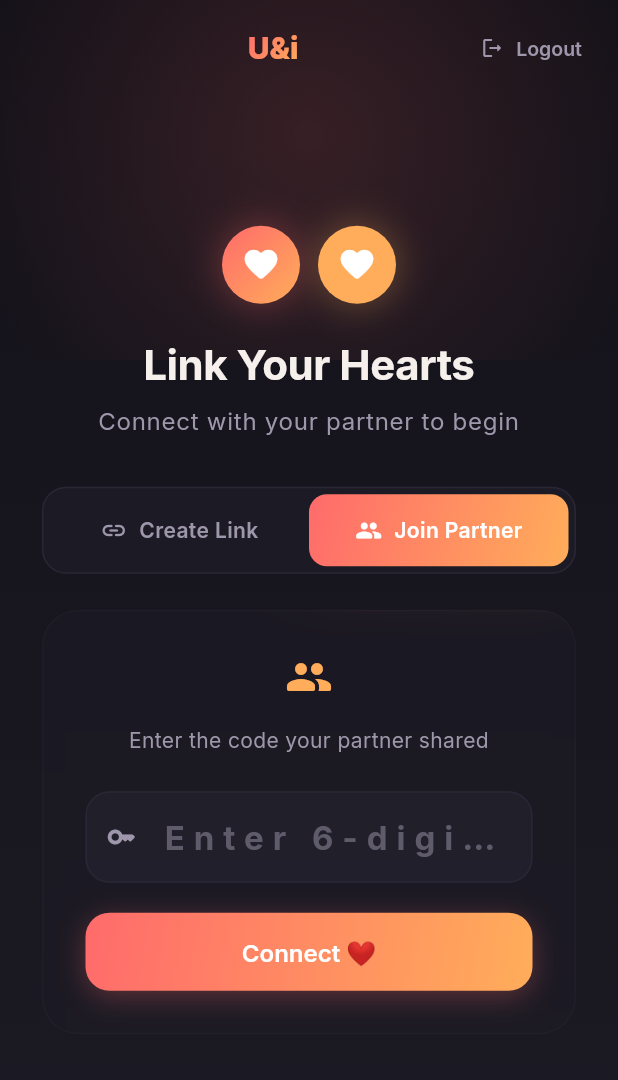
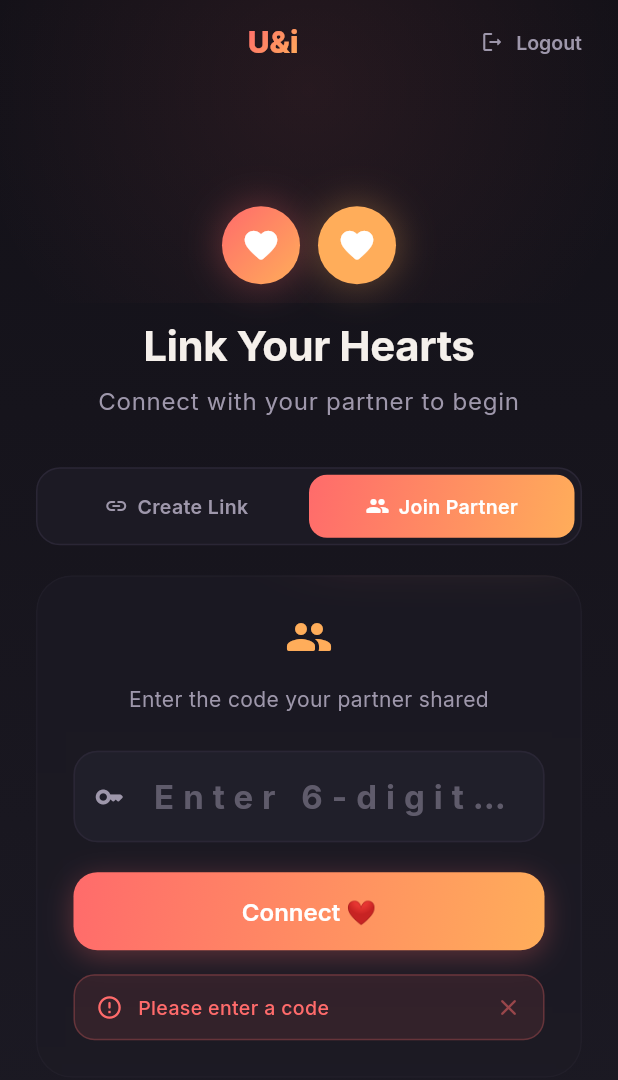
Before and after one commit to ARYAN007H/UnI, a Flutter app: the screen it shows once a user with an empty profile is signed in, after a tap on "Join Partner", after a tap on "Connect ❤️", on a phone screen of 412 x 824 dp. Shown: the top 1080 px of the screen. Run offline on Flutter 3.47's test engine with Material 3 defaults, Android fonts, the light colour scheme and no system bars; drawn by our look-alikes of flutter_animate; our stand-ins replace flutter_dotenv, google_fonts, supabase_flutter, timeago; accounts and stored records are empty; network calls fail.

Commit message:
feat: add pulse animation, improve error handling, and refine UI responsiveness in pair screen alongside RLS fixes.

```diff
--- a/lib/screens/auth/pair_screen.dart
+++ b/lib/screens/auth/pair_screen.dart
@@ -14,26 +14,42 @@ class PairScreen extends StatefulWidget {
   State<PairScreen> createState() => _PairScreenState();
 }
 
-class _PairScreenState extends State<PairScreen> {
+class _PairScreenState extends State<PairScreen>
+    with SingleTickerProviderStateMixin {
   final _codeController = TextEditingController();
   bool _isCreator = true;
   bool _loading = false;
   String? _inviteCode;
   String? _error;
 
+  late final AnimationController _pulseController;
+
+  @override
+  void initState() {
+    super.initState();
+    _pulseController = AnimationController(
+      vsync: this,
+      duration: const Duration(seconds: 3),
+    )..repeat(reverse: true);
+  }
+
   @override
   void dispose() {
     _codeController.dispose();
+    _pulseController.dispose();
     super.dispose();
   }
 
   Future<void> _createCouple() async {
-    setState(() { _loading = true; _error = null; });
+    setState(() {
+      _loading = true;
+      _error = null;
+    });
     try {
       final code = await widget.authService.createCouple();
       setState(() => _inviteCode = code);
     } catch (e) {
-      setState(() => _error = e.toString());
+      setState(() => _error = _formatError(e));
     } finally {
       setState(() => _loading = false);
     }
@@ -41,35 +57,76 @@ class _PairScreenState extends State<PairScreen> {
 
   Future<void> _joinCouple() async {
     final code = _codeController.text.trim();
-    if (code.isEmpty) return;
-    setState(() { _loading = true; _error = null; });
+    if (code.isEmpty) {
+      setState(() => _error = 'Please enter a code');
+      return;
+    }
+    if (code.length < 6) {
+      setState(() => _error = 'Code must be 6 characters');
+      return;
+    }
+    setState(() {
+      _loading = true;
+      _error = null;
+    });
     try {
       final success = await widget.authService.joinCouple(code);
       if (!success && mounted) {
-        setState(() => _error = 'Invalid or expired invite code');
+        setState(() => _error = 'No matching code found. Ask your partner to generate a new one.');
       }
     } catch (e) {
-      setState(() => _error = e.toString());
+      if (mounted) setState(() => _error = _formatError(e));
     } finally {
       if (mounted) setState(() => _loading = false);
     }
   }
 
+  String _formatError(dynamic e) {
+    String msg = e.toString();
+    // Clean up Supabase error messages
+    msg = msg
+        .replaceAll('Exception: ', '')
+        .replaceAll('PostgrestException(', '')
+        .replaceAll(RegExp(r',\s*statusCode:.*\)$'), '');
+    if (msg.contains('duplicate key') || msg.contains('already exists')) {
+      return 'You already have an active connection. Try signing out and back in.';
+    }
+    if (msg.contains('RLS') || msg.contains('policy')) {
+      return 'Connection error. Please try again.';
+    }
+    return msg.length > 120 ? '${msg.substring(0, 120)}...' : msg;
+  }
+
   @override
   Widget build(BuildContext context) {
+    final screenHeight = MediaQuery.of(context).size.height;
+    final isSmallScreen = screenHeight < 700;
+
     return Scaffold(
       body: Container(
         decoration: const BoxDecoration(gradient: AppTheme.surfaceGradient),
         child: Stack(
           children: [
-            // Warm glow at top
+            // Animated warm glow at top
             Positioned(
-              top: -60,
-              left: 0,
-              right: 0,
+              top: -80,
+              left: -40,
+              right: -40,
+              child: AnimatedBuilder(
+                animation: _pulseController,
+                builder: (context, child) {
+                  return Transform.scale(
+                    scale: 1.0 + (_pulseController.value * 0.1),
+                    child: Opacity(
+                      opacity: 0.5 + (_pulseController.value * 0.3),
+                      child: child,
+                    ),
+                  );
+                },
                 child: Container(
-                height: 300,
+                  height: 280,
                   decoration: BoxDecoration(gradient: AppTheme.warmRadialGlow),
+                ),
               ),
             ),
             SafeArea(
@@ -79,7 +136,7 @@ class _PairScreenState extends State<PairScreen> {
                   ResponsiveWrapper(
                     maxWidth: 520,
                     child: Padding(
-                      padding: const EdgeInsets.fromLTRB(8, 8, 8, 0),
+                      padding: const EdgeInsets.fromLTRB(8, 4, 8, 0),
                       child: Row(
                         mainAxisAlignment: MainAxisAlignment.spaceBetween,
                         children: [
@@ -100,8 +157,9 @@ class _PairScreenState extends State<PairScreen> {
                           ),
                           TextButton.icon(
                             onPressed: widget.authService.signOut,
-                            icon:
-                                Icon(Icons.logout_rounded, size: 16, color: AppTheme.onSurfaceVariant),
+                            icon: Icon(Icons.logout_rounded,
+                                size: 16,
+                                color: AppTheme.onSurfaceVariant),
                             label: Text('Logout',
                                 style: TextStyle(
                                     color: AppTheme.onSurfaceVariant,
@@ -114,25 +172,41 @@ class _PairScreenState extends State<PairScreen> {
                   Expanded(
                     child: Center(
                       child: SingleChildScrollView(
+                        physics: const BouncingScrollPhysics(),
                         child: ResponsiveWrapper(
                           maxWidth: 480,
-                          padding: const EdgeInsets.symmetric(horizontal: 28),
+                          padding: const EdgeInsets.symmetric(horizontal: 24),
                           child: Column(
                             mainAxisSize: MainAxisSize.min,
                             children: [
-                              _buildHearts(),
-                              const SizedBox(height: 24),
-                              _buildTitle(),
-                              const SizedBox(height: 32),
+                              SizedBox(height: isSmallScreen ? 12 : 20),
+                              _buildHearts(isSmallScreen),
+                              SizedBox(height: isSmallScreen ? 16 : 24),
+                              _buildTitle(isSmallScreen),
+                              SizedBox(height: isSmallScreen ? 20 : 32),
                               _buildTabs(),
-                              const SizedBox(height: 24),
+                              const SizedBox(height: 20),
                               AnimatedSwitcher(
-                                duration: const Duration(milliseconds: 300),
+                                duration: const Duration(milliseconds: 350),
+                                switchInCurve: Curves.easeOutCubic,
+                                switchOutCurve: Curves.easeIn,
+                                transitionBuilder: (child, animation) {
+                                  return FadeTransition(
+                                    opacity: animation,
+                                    child: SlideTransition(
+                                      position: Tween<Offset>(
+                                        begin: const Offset(0, 0.05),
+                                        end: Offset.zero,
+                                      ).animate(animation),
+                                      child: child,
+                                    ),
+                                  );
+                                },
                                 child: _isCreator
                                     ? _buildCreatorView()
                                     : _buildJoinerView(),
                               ),
-                              const SizedBox(height: 40),
+                              SizedBox(height: isSmallScreen ? 20 : 40),
                             ],
                           ),
                         ),
@@ -148,13 +222,16 @@ class _PairScreenState extends State<PairScreen> {
     );
   }
 
-  Widget _buildHearts() {
+  Widget _buildHearts(bool isSmall) {
+    final size = isSmall ? 44.0 : 52.0;
+    final iconSize = isSmall ? 22.0 : 26.0;
+
     return Row(
       mainAxisSize: MainAxisSize.min,
       children: [
         Container(
-          width: 52,
-          height: 52,
+          width: size,
+          height: size,
           decoration: BoxDecoration(
             shape: BoxShape.circle,
             gradient: AppTheme.primaryGradient,
@@ -166,8 +243,7 @@ class _PairScreenState extends State<PairScreen> {
               ),
             ],
           ),
-          child:
-              const Icon(Icons.favorite_rounded, size: 26, color: Colors.white),
+          child: Icon(Icons.favorite_rounded, size: iconSize, color: Colors.white),
         )
             .animate(onPlay: (c) => c.repeat(reverse: true))
             .scale(
@@ -178,8 +254,8 @@ class _PairScreenState extends State<PairScreen> {
             ),
         const SizedBox(width: 12),
         Container(
-          width: 52,
-          height: 52,
+          width: size,
+          height: size,
           decoration: BoxDecoration(
             shape: BoxShape.circle,
             color: AppTheme.secondary,
@@ -191,8 +267,7 @@ class _PairScreenState extends State<PairScreen> {
               ),
             ],
           ),
-          child:
-              const Icon(Icons.favorite_rounded, size: 26, color: Colors.white),
+          child: Icon(Icons.favorite_rounded, size: iconSize, color: Colors.white),
         )
             .animate(onPlay: (c) => c.repeat(reverse: true))
             .scale(
@@ -206,13 +281,14 @@ class _PairScreenState extends State<PairScreen> {
     ).animate().fadeIn(duration: 600.ms);
   }
 
-  Widget _buildTitle() {
+  Widget _buildTitle(bool isSmall) {
     return Column(
       children: [
         Text(
           'Link Your Hearts',
           style: Theme.of(context).textTheme.displayMedium?.copyWith(
                 fontWeight: FontWeight.w700,
+                fontSize: isSmall ? 24 : 28,
               ),
         ).animate().fadeIn(delay: 200.ms),
         const SizedBox(height: 8),
@@ -220,6 +296,7 @@ class _PairScreenState extends State<PairScreen> {
           'Connect with your partner to begin',
           style: Theme.of(context).textTheme.bodyLarge?.copyWith(
                 color: AppTheme.onSurfaceVariant,
+                fontSize: isSmall ? 14 : 16,
               ),
           textAlign: TextAlign.center,
         ).animate().fadeIn(delay: 400.ms),
@@ -239,12 +316,19 @@ class _PairScreenState extends State<PairScreen> {
         children: [
           Expanded(
             child: _tab('Create Link', Icons.link_rounded, _isCreator, () {
-              setState(() { _isCreator = true; _error = null; });
+              setState(() {
+                _isCreator = true;
+                _error = null;
+              });
             }),
           ),
           Expanded(
-            child: _tab('Join Partner', Icons.people_rounded, !_isCreator, () {
-              setState(() { _isCreator = false; _error = null; });
+            child:
+                _tab('Join Partner', Icons.people_rounded, !_isCreator, () {
+              setState(() {
+                _isCreator = false;
+                _error = null;
+              });
             }),
           ),
         ],
@@ -258,7 +342,7 @@ class _PairScreenState extends State<PairScreen> {
       child: AnimatedContainer(
         duration: const Duration(milliseconds: 300),
         curve: Curves.easeOutCubic,
-        padding: const EdgeInsets.symmetric(vertical: 14),
+        padding: const EdgeInsets.symmetric(vertical: 12),
         decoration: BoxDecoration(
           gradient: active ? AppTheme.primaryGradient : null,
           borderRadius: BorderRadius.circular(12),
@@ -267,15 +351,18 @@ class _PairScreenState extends State<PairScreen> {
           mainAxisAlignment: MainAxisAlignment.center,
           children: [
             Icon(icon,
-                size: 18,
+                size: 16,
                 color: active ? Colors.white : AppTheme.onSurfaceVariant),
-            const SizedBox(width: 8),
-            Text(
+            const SizedBox(width: 6),
+            Flexible(
+              child: Text(
                 label,
                 style: TextStyle(
                   fontWeight: FontWeight.w600,
-                fontSize: 14,
+                  fontSize: 13,
                   color: active ? Colors.white : AppTheme.onSurfaceVariant,
+                ),
+                overflow: TextOverflow.ellipsis,
               ),
             ),
           ],
@@ -291,8 +378,9 @@ class _PairScreenState extends State<PairScreen> {
       child: BackdropFilter(
         filter: ImageFilter.blur(sigmaX: 20, sigmaY: 20),
         child: Container(
-          padding: const EdgeInsets.all(28),
-          decoration: AppTheme.glassCard(opacity: 0.6, borderOpacity: 0.15, radius: 24),
+          padding: const EdgeInsets.all(24),
+          decoration: AppTheme.glassCard(
+              opacity: 0.6, borderOpacity: 0.15, radius: 24),
           child: child,
         ),
       ),
@@ -331,6 +419,7 @@ class _PairScreenState extends State<PairScreen> {
                   ),
             ),
             const SizedBox(height: 20),
+            // Code display — responsive, wraps properly
             GestureDetector(
               onTap: () {
                 Clipboard.setData(ClipboardData(text: _inviteCode!));
@@ -350,7 +439,7 @@ class _PairScreenState extends State<PairScreen> {
               },
               child: Container(
                 padding:
-                    const EdgeInsets.symmetric(horizontal: 32, vertical: 20),
+                    const EdgeInsets.symmetric(horizontal: 24, vertical: 18),
                 decoration: BoxDecoration(
                   gradient: AppTheme.primaryGradient,
                   borderRadius: BorderRadius.circular(20),
@@ -362,10 +451,11 @@ class _PairScreenState extends State<PairScreen> {
                     ),
                   ],
                 ),
-                child: Row(
-                  mainAxisSize: MainAxisSize.min,
+                child: Column(
                   children: [
-                    Text(
+                    FittedBox(
+                      fit: BoxFit.scaleDown,
+                      child: Text(
                         _inviteCode!,
                         style: const TextStyle(
                           fontSize: 32,
@@ -374,9 +464,26 @@ class _PairScreenState extends State<PairScreen> {
                           color: Colors.white,
                         ),
                       ),
-                    const SizedBox(width: 12),
+                    ),
+                    const SizedBox(height: 8),
+                    Row(
+                      mainAxisAlignment: MainAxisAlignment.center,
+                      mainAxisSize: MainAxisSize.min,
+                      children: [
                         Icon(Icons.copy_rounded,
-                        color: Colors.white.withValues(alpha: 0.7), size: 20),
+                            color: Colors.white.withValues(alpha: 0.7),
+                            size: 14),
+                        const SizedBox(width: 6),
+                        Text(
+                          'Tap to copy',
+                          style: TextStyle(
+                            fontSize: 12,
+                            color: Colors.white.withValues(alpha: 0.7),
+                            fontWeight: FontWeight.w500,
+                          ),
+                        ),
+                      ],
+                    ),
                   ],
                 ),
               ),
@@ -402,21 +509,20 @@ class _PairScreenState extends State<PairScreen> {
                   ),
                 ),
                 const SizedBox(width: 8),
-                Text(
+                Flexible(
+                  child: Text(
                     'Waiting for partner to join…',
                     style: Theme.of(context).textTheme.bodySmall?.copyWith(
                           color: AppTheme.onSurfaceVariant,
+                        ),
+                    overflow: TextOverflow.ellipsis,
                   ),
                 ),
               ],
             ),
           ],
-          if (_error != null) ...[
-            const SizedBox(height: 16),
-            Text(_error!,
-                style: TextStyle(
-                    color: AppTheme.primary, fontSize: 13)),
-          ],
+          // Error message
+          _buildError(),
         ],
       ),
     );
@@ -469,6 +575,7 @@ class _PairScreenState extends State<PairScreen> {
               letterSpacing: 6,
             ),
             maxLength: 6,
+            onFieldSubmitted: (_) => _joinCouple(),
           ),
           const SizedBox(height: 20),
           _gradientBtn(
@@ -476,14 +583,56 @@ class _PairScreenState extends State<PairScreen> {
             _loading ? null : _joinCouple,
             _loading,
           ),
-          if (_error != null) ...[
-            const SizedBox(height: 16),
-            Text(_error!,
-                style: TextStyle(
-                    color: AppTheme.primary, fontSize: 13)),
-          ],
+          // Error message
+          _buildError(),
         ],
       ),
+    );
+  }
+
+  Widget _buildError() {
+    return AnimatedSize(
+      duration: const Duration(milliseconds: 300),
+      curve: Curves.easeOutCubic,
+      child: _error != null
+          ? Padding(
+              padding: const EdgeInsets.only(top: 16),
+              child: Container(
+                padding:
+                    const EdgeInsets.symmetric(horizontal: 14, vertical: 12),
+                decoration: BoxDecoration(
+                  color: AppTheme.error.withValues(alpha: 0.1),
+                  borderRadius: BorderRadius.circular(14),
+                  border: Border.all(
+                    color: AppTheme.error.withValues(alpha: 0.25),
+                  ),
+                ),
+                child: Row(
+                  children: [
+                    Icon(Icons.error_outline_rounded,
+                        color: AppTheme.error, size: 18),
+                    const SizedBox(width: 10),
+                    Expanded(
+                      child: Text(
+                        _error!,
+                        style: TextStyle(
+                          color: AppTheme.error,
+                          fontSize: 13,
+                          fontWeight: FontWeight.w500,
+                        ),
+                      ),
+                    ),
+                    GestureDetector(
+                      onTap: () => setState(() => _error = null),
+                      child: Icon(Icons.close_rounded,
+                          color: AppTheme.error.withValues(alpha: 0.5),
+                          size: 18),
+                    ),
+                  ],
+                ),
+              ),
+            )
+          : const SizedBox.shrink(),
     );
   }
 
@@ -501,14 +650,18 @@ class _PairScreenState extends State<PairScreen> {
             shape: RoundedRectangleBorder(
                 borderRadius: BorderRadius.circular(16)),
           ),
+          child: AnimatedSwitcher(
+            duration: const Duration(milliseconds: 200),
             child: loading
                 ? const SizedBox(
+                    key: ValueKey('loading'),
                     width: 24,
                     height: 24,
                     child: CircularProgressIndicator(
                         strokeWidth: 2.5, color: Colors.white),
                   )
                 : Text(
+                    key: ValueKey(label),
                     label,
                     style: const TextStyle(
                       fontSize: 16,
@@ -518,6 +671,7 @@ class _PairScreenState extends State<PairScreen> {
                   ),
           ),
         ),
+      ),
     );
   }
 }
--- a/lib/services/auth_service.dart
+++ b/lib/services/auth_service.dart
@@ -119,17 +119,27 @@ class AuthService extends ChangeNotifier {
         }
       }
 
-      // Load couple
-      final coupleData = await _client
+      // Load couple — use list query to handle potential duplicate rows
+      final coupleList = await _client
           .from('couples')
           .select()
           .or('user_1.eq.$userId,user_2.eq.$userId')
-          .maybeSingle();
+          .order('paired_at', ascending: false);
+
+      // Prefer a fully paired couple (user_2 is not null) over an unpaired one
+      Map<String, dynamic>? coupleData;
+      if (coupleList.isNotEmpty) {
+        coupleData = coupleList.firstWhere(
+          (c) => c['user_2'] != null,
+          orElse: () => coupleList.first,
+        );
+      }
 
       if (coupleData != null) {
         _couple = Couple.fromJson(coupleData);
 
-        // Load partner profile
+        // Load partner profile (only if fully paired)
+        if (coupleData['user_2'] != null) {
           final partnerId = _couple!.partnerId(userId);
           final partnerData = await _client
               .from('profiles')
@@ -139,6 +149,7 @@ class AuthService extends ChangeNotifier {
 
           if (partnerData != null) {
             _partnerProfile = Profile.fromJson(partnerData);
+          }
         }
       }
     } catch (e) {
@@ -252,8 +263,35 @@ class AuthService extends ChangeNotifier {
 
   /// Create a couple entry with an invite code (creator flow).
   Future<String> createCouple() async {
+    final userId = currentUser!.id;
+
+    // Check if user already has unpaired couples (handle duplicates from previous attempts)
+    final existingList = await _client
+        .from('couples')
+        .select()
+        .eq('user_1', userId)
+        .isFilter('user_2', null)
+        .order('paired_at', ascending: false);
+
+    if (existingList.isNotEmpty) {
+      // If any existing row has an active invite code, reuse it
+      for (final row in existingList) {
+        if (row['invite_code'] != null) {
+          return row['invite_code'] as String;
+        }
+      }
+
+      // All existing rows have null/burned invite codes — update the first one with a new code
       final code = generateInviteCode();
-    final userId = currentUser!.id;
+      final staleId = existingList.first['id'];
+      await _client.from('couples').update({
+        'invite_code': code,
+      }).eq('id', staleId);
+      return code;
+    }
+
+    // No existing unpaired couple — create a new one
+    final code = generateInviteCode();
 
     await _client.from('couples').insert({
       'user_1': userId,
@@ -266,16 +304,31 @@ class AuthService extends ChangeNotifier {
   /// Join an existing couple with an invite code (partner flow).
   Future<bool> joinCouple(String code) async {
     final userId = currentUser!.id;
+    final normalizedCode = code.toUpperCase().trim();
 
+    debugPrint('[joinCouple] Attempting to join with code: $normalizedCode');
+
+    try {
       // Find the couple with this invite code
       final coupleData = await _client
           .from('couples')
           .select()
-        .eq('invite_code', code.toUpperCase().trim())
+          .eq('invite_code', normalizedCode)
           .isFilter('user_2', null)
           .maybeSingle();
 
-    if (coupleData == null) return false;
+      debugPrint('[joinCouple] Query result: $coupleData');
+
+      if (coupleData == null) {
+        debugPrint('[joinCouple] No matching couple found for code: $normalizedCode');
+        return false;
+      }
+
+      // Don't let user pair with themselves
+      if (coupleData['user_1'] == userId) {
+        debugPrint('[joinCouple] User tried to join their own couple');
+        return false;
+      }
 
       // Update couple with partner
       await _client.from('couples').update({
@@ -288,6 +341,10 @@ class AuthService extends ChangeNotifier {
 
       await loadUserData();
       return true;
+    } catch (e) {
+      debugPrint('[joinCouple] Error: $e');
+      rethrow;
+    }
   }
 
   /// Seed the default channels for a newly formed couple.
```
Also changed, not shown: 2 other files. Lines whose indentation alone changed are shown as unchanged.
